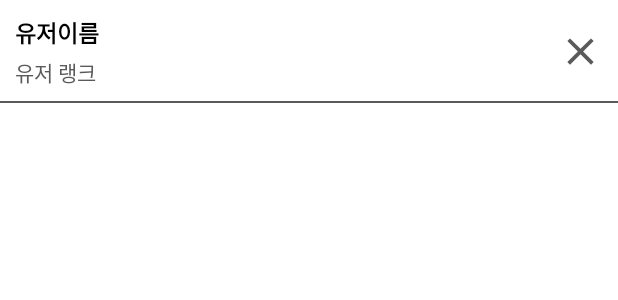
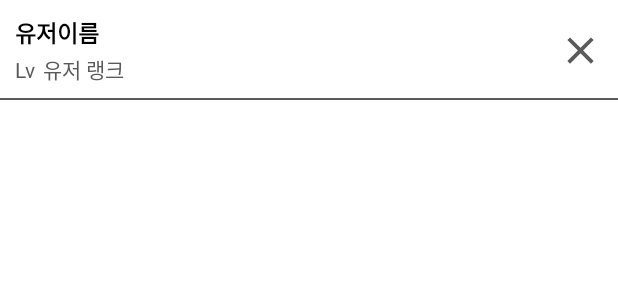
Before and after one commit to yoonchanchoi/FIFA, an Android app: the layout item_recent_search.xml on its own in the app's theme, with its tools: preview values and no code run, on a phone screen of 412 x 824 dp. Shown: the top 300 px of the screen. Run offline under Robolectric (Android 15) with nearby library versions, the phone set to English and light mode, and no system bars.

Commit message:
데이터 조회 완료후 상세 페이지 작성중

```diff
--- a/app/src/main/java/com/example/view/fifa/ui/activity/searchsubactivity/RecentSearchRecyclerListener.kt
+++ b/app/src/main/java/com/example/view/fifa/ui/activity/searchsubactivity/RecentSearchRecyclerListener.kt
@@ -1,6 +1,8 @@
 package com.example.view.fifa.ui.activity.searchsubactivity
+
+import android.provider.ContactsContract.CommonDataKinds.Nickname
 
 interface RecentSearchRecyclerListener {
     fun onItemDelete(position: Int)
-    fun onItemClick(position: Int)
+    fun onItemClick(position: Int,nickname: String)
 }
--- a/app/src/main/java/com/example/view/fifa/ui/activity/searchresultactivity/UserMatchAdapter.kt
+++ b/app/src/main/java/com/example/view/fifa/ui/activity/userdetailactivity/UserMatchAdapter.kt
@@ -1,4 +1,4 @@
-package com.example.view.fifa.ui.activity.searchresultactivity
+package com.example.view.fifa.ui.activity.userdetailactivity
 
 import android.view.LayoutInflater
 import android.view.ViewGroup
--- a/app/src/main/java/com/example/view/fifa/ui/activity/searchresultactivity/UserMatchViewHolder.kt
+++ b/app/src/main/java/com/example/view/fifa/ui/activity/userdetailactivity/UserMatchViewHolder.kt
@@ -1,4 +1,4 @@
-package com.example.view.fifa.ui.activity.searchresultactivity
+package com.example.view.fifa.ui.activity.userdetailactivity
 
 import androidx.recyclerview.widget.RecyclerView
 import com.example.view.fifa.databinding.ItemUserRecordBinding
--- a/app/src/main/java/com/example/view/fifa/util/Constants.kt
+++ b/app/src/main/java/com/example/view/fifa/util/Constants.kt
@@ -7,4 +7,7 @@ object Constants {
     //Sharedpreference
     const val PREF_KEY_SEARCH = "key_search"
 
+    //최근기록에 저장할지 안할지
+    const val RECENT_SEARCH_SAVE_TRUE = true
+    const val RECENT_SEARCH_SAVE_FALSE = false
 }
--- /dev/null
+++ b/app/src/main/res/drawable/ic_baseline_arrow_back_white.xml
@@ -0,0 +1,5 @@
+<vector android:height="24dp" android:tint="#ffffff"
+    android:viewportHeight="24" android:viewportWidth="24"
+    android:width="24dp" xmlns:android="http://schemas.android.com/apk/res/android">
+    <path android:fillColor="@android:color/white" android:pathData="M17.77,3.77l-1.77,-1.77l-10,10l10,10l1.77,-1.77l-8.23,-8.23z"/>
+</vector>
--- /dev/null
+++ b/app/src/main/res/drawable/selector_btn_bg.xml
@@ -0,0 +1,5 @@
+<?xml version="1.0" encoding="utf-8"?>
+<selector xmlns:android="http://schemas.android.com/apk/res/android">
+    <item android:state_selected="true" android:drawable="@drawable/ic_baseline_arrow_back_black"/>
+    <item android:state_selected="false" android:drawable="@drawable/ic_baseline_arrow_back_white"/>
+</selector>
--- /dev/null
+++ b/app/src/main/res/drawable/selector_text_color.xml
@@ -0,0 +1,5 @@
+<?xml version="1.0" encoding="utf-8"?>
+<selector xmlns:android="http://schemas.android.com/apk/res/android">
+    <item android:state_selected="true" android:color="@android:color/transparent"/>
+    <item android:state_selected="false" android:color="@color/white"/>
+</selector>
--- a/app/src/main/res/layout/activity_search_sub.xml
+++ b/app/src/main/res/layout/activity_search_sub.xml
@@ -12,7 +12,7 @@
         android:layout_width="30dp"
         android:layout_height="30dp"
         android:layout_marginStart="10dp"
-        android:background="@drawable/ic_baseline_arrow_back"
+        android:background="@drawable/ic_baseline_arrow_back_black"
         app:layout_constraintBottom_toBottomOf="@id/et_search"
         app:layout_constraintEnd_toStartOf="@id/et_search"
         app:layout_constraintStart_toStartOf="parent"
--- a/app/src/main/res/layout/item_recent_search.xml
+++ b/app/src/main/res/layout/item_recent_search.xml
@@ -2,47 +2,58 @@
 <androidx.constraintlayout.widget.ConstraintLayout xmlns:android="http://schemas.android.com/apk/res/android"
     xmlns:app="http://schemas.android.com/apk/res-auto"
     xmlns:tools="http://schemas.android.com/tools"
+    android:id="@+id/cl_recent_search_item"
     android:layout_width="match_parent"
-    android:id="@+id/cl_recent_search_item"
     android:layout_height="wrap_content">
 
     <TextView
         android:id="@+id/tv_name"
         android:layout_width="wrap_content"
         android:layout_height="wrap_content"
-        app:layout_constraintStart_toStartOf="parent"
-        app:layout_constraintTop_toTopOf="parent"
-        app:layout_constraintBottom_toTopOf="@id/tv_level"
+        android:layout_marginStart="10dp"
+        android:layout_marginTop="10dp"
+        android:layout_marginBottom="2dp"
         android:text="유저이름"
         android:textColor="@color/black"
         android:textSize="15dp"
         android:textStyle="bold"
-        android:layout_marginStart="10dp"
-        android:layout_marginTop="10dp"
-        android:layout_marginBottom="2dp"/>
+        app:layout_constraintBottom_toTopOf="@id/tv_level"
+        app:layout_constraintStart_toStartOf="parent"
+        app:layout_constraintTop_toTopOf="parent" />
+
+    <TextView
+        android:id="@+id/tv_level_tag"
+        android:layout_width="wrap_content"
+        android:layout_height="wrap_content"
+        android:layout_marginTop="2dp"
+        android:layout_marginBottom="10dp"
+        android:text="@string/tag_Lv"
+        android:textColor="@color/clr_5A5A5A"
+        app:layout_constraintBottom_toBottomOf="parent"
+        app:layout_constraintStart_toStartOf="@id/tv_name"
+        app:layout_constraintTop_toBottomOf="@id/tv_name"/>
+
     <TextView
         android:id="@+id/tv_level"
         android:layout_width="wrap_content"
         android:layout_height="wrap_content"
         android:text="유저 랭크"
         android:textColor="@color/clr_5A5A5A"
-        android:layout_marginTop="2dp"
-        android:layout_marginBottom="10dp"
-        app:layout_constraintStart_toStartOf="@id/tv_name"
-        app:layout_constraintBottom_toBottomOf="parent"
-        app:layout_constraintTop_toBottomOf="@id/tv_name"/>
-
+        android:layout_marginStart="5dp"
+        app:layout_constraintBottom_toBottomOf="@id/tv_level_tag"
+        app:layout_constraintStart_toEndOf="@id/tv_level_tag"
+        app:layout_constraintTop_toTopOf="@id/tv_level_tag"/>
     <androidx.appcompat.widget.AppCompatButton
         android:id="@+id/btn_delete_recent"
         android:layout_width="30dp"
         android:layout_height="30dp"
+        android:layout_marginTop="10dp"
         android:layout_marginEnd="10dp"
-        android:layout_marginTop="10dp"
         android:layout_marginBottom="10dp"
         android:background="@drawable/ic_recent_delete"
-        app:layout_constraintTop_toTopOf="parent"
         app:layout_constraintBottom_toBottomOf="parent"
-        app:layout_constraintEnd_toEndOf="parent"/>
+        app:layout_constraintEnd_toEndOf="parent"
+        app:layout_constraintTop_toTopOf="parent" />
 
     <View
         android:id="@+id/v"
@@ -51,7 +62,7 @@
         android:background="@color/clr_5A5A5A"
         app:layout_constraintBottom_toBottomOf="parent"
         app:layout_constraintEnd_toEndOf="parent"
-        app:layout_constraintStart_toStartOf="parent"/>
+        app:layout_constraintStart_toStartOf="parent" />
 
 
 </androidx.constraintlayout.widget.ConstraintLayout>
--- a/app/src/main/res/values/strings.xml
+++ b/app/src/main/res/values/strings.xml
@@ -2,4 +2,5 @@
     <string name="app_name">FIFA</string>
     <!-- TODO: Remove or change this placeholder text -->
     <string name="hello_blank_fragment">Hello blank fragment</string>
+    <string name="tag_Lv">Lv</string>
 </resources>
```
Also changed, not shown: app/src/main/AndroidManifest.xml (+12 -6 lines), app/src/main/java/com/example/view/fifa/ui/activity/searchsubactivity/RecentSearchViewHolder.kt (+10 -5 lines), app/src/main/java/com/example/view/fifa/ui/activity/searchsubactivity/SearchSubActivity.kt (+28 -23 lines), app/src/main/java/com/example/view/fifa/ui/activity/userdetailactivity/UserDetailActivity.kt (added, +57 -0 lines), app/src/main/java/com/example/view/fifa/viewmodels/SearchSubViewModel.kt (+7 -3 lines), app/src/main/res/layout/activity_user_detail.xml (added, +38 -0 lines), app/src/main/res/drawable/ic_baseline_arrow_back_black.xml (renamed from app/src/main/res/drawable/ic_baseline_arrow_back.xml).
